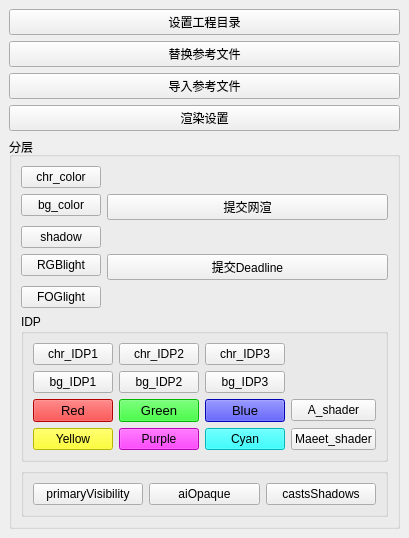
Old version of the form arnold_layer_tool.ui in the repository TianD/TianD_arnold_tool.
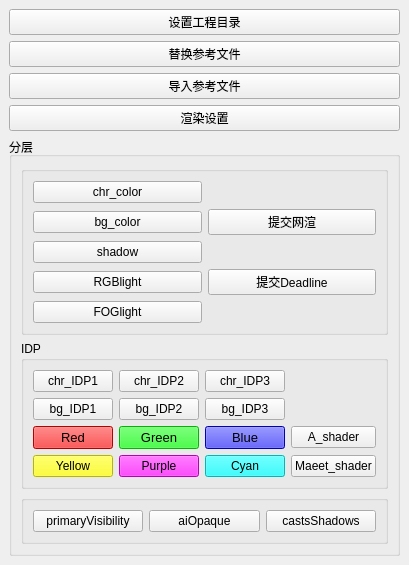
New version of the form.

The edit to the form file:
```diff
--- a/arnold_layer_tool.ui
+++ b/arnold_layer_tool.ui
@@ -7,7 +7,7 @@
     <x>0</x>
     <y>0</y>
     <width>381</width>
-    <height>502</height>
+    <height>534</height>
    </rect>
   </property>
   <property name="windowTitle">
@@ -48,9 +48,18 @@
       <property name="title">
        <string>分层</string>
       </property>
-      <layout class="QFormLayout" name="formLayout">
-       <property name="fieldGrowthPolicy">
-        <enum>QFormLayout::AllNonFixedFieldsGrow</enum>
+      <layout class="QVBoxLayout" name="verticalLayout_2">
+       <item>
+        <widget class="QGroupBox" name="groupBox">
+         <property name="title">
+          <string/>
+         </property>
+         <layout class="QGridLayout" name="gridLayout_2">
+          <property name="leftMargin">
+           <number>9</number>
+          </property>
+          <property name="spacing">
+           <number>6</number>
        </property>
        <item row="0" column="0">
         <widget class="QPushButton" name="chr_color_btn">
@@ -101,7 +110,10 @@
          </property>
         </widget>
        </item>
-       <item row="5" column="0" colspan="2">
+         </layout>
+        </widget>
+       </item>
+       <item>
         <widget class="QGroupBox" name="idp_box">
          <property name="title">
           <string>IDP</string>
@@ -241,7 +253,7 @@
          </layout>
         </widget>
        </item>
-       <item row="6" column="0" colspan="2">
+       <item>
         <widget class="QGroupBox" name="options_box">
          <property name="title">
           <string/>
```
Lines whose indentation alone changed are shown as unchanged.
